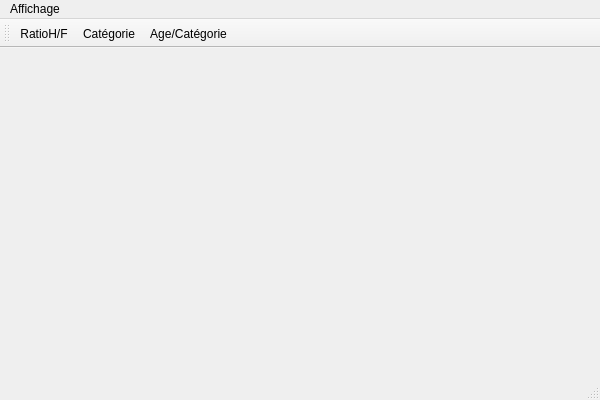
This is Titanic/Titanic.ui in ElPountie/Titanic as Qt 5 draws it before an edit. The edited form follows.
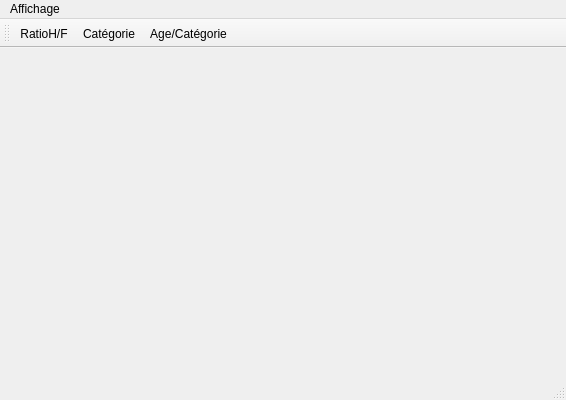
This is the edited form.

Diff of the .ui file:
```diff
--- a/Titanic/Titanic.ui
+++ b/Titanic/Titanic.ui
@@ -6,7 +6,7 @@
    <rect>
     <x>0</x>
     <y>0</y>
-    <width>600</width>
+    <width>566</width>
     <height>400</height>
    </rect>
   </property>
@@ -19,7 +19,7 @@
     <rect>
      <x>0</x>
      <y>0</y>
-     <width>600</width>
+     <width>566</width>
      <height>22</height>
     </rect>
    </property>
```
